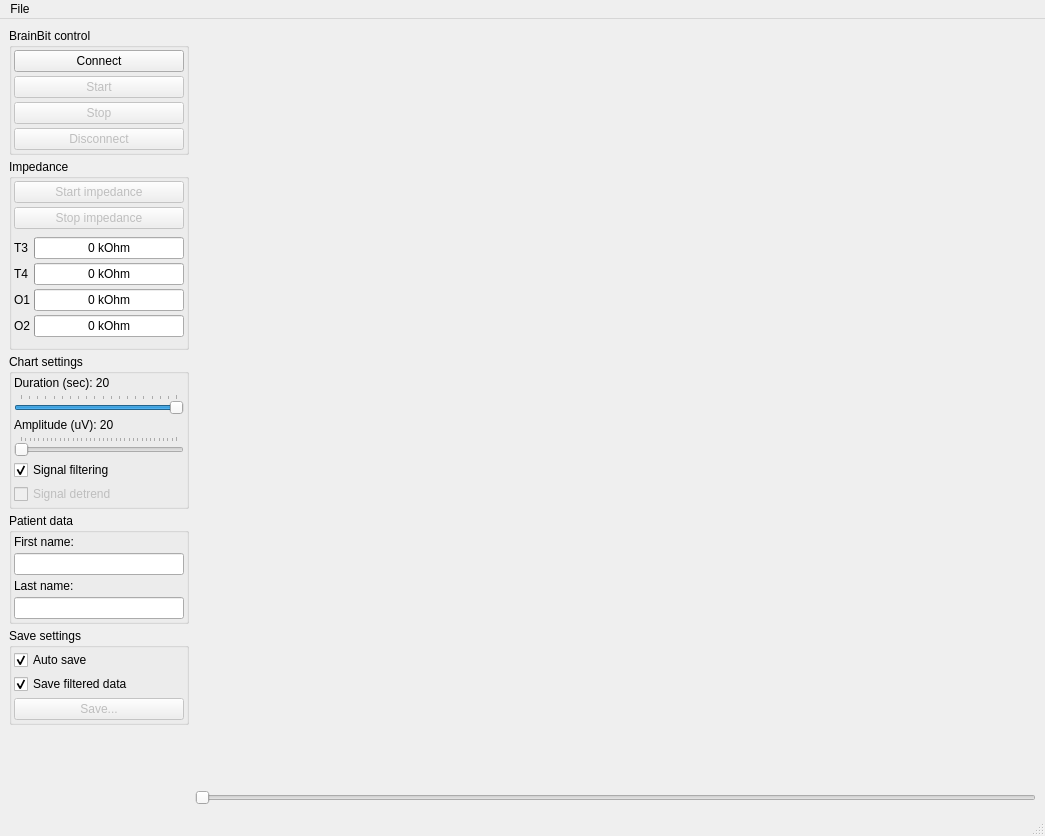
Qt form UI/mainwindow.ui (ZarkSPb/BB_Python) before a commit.
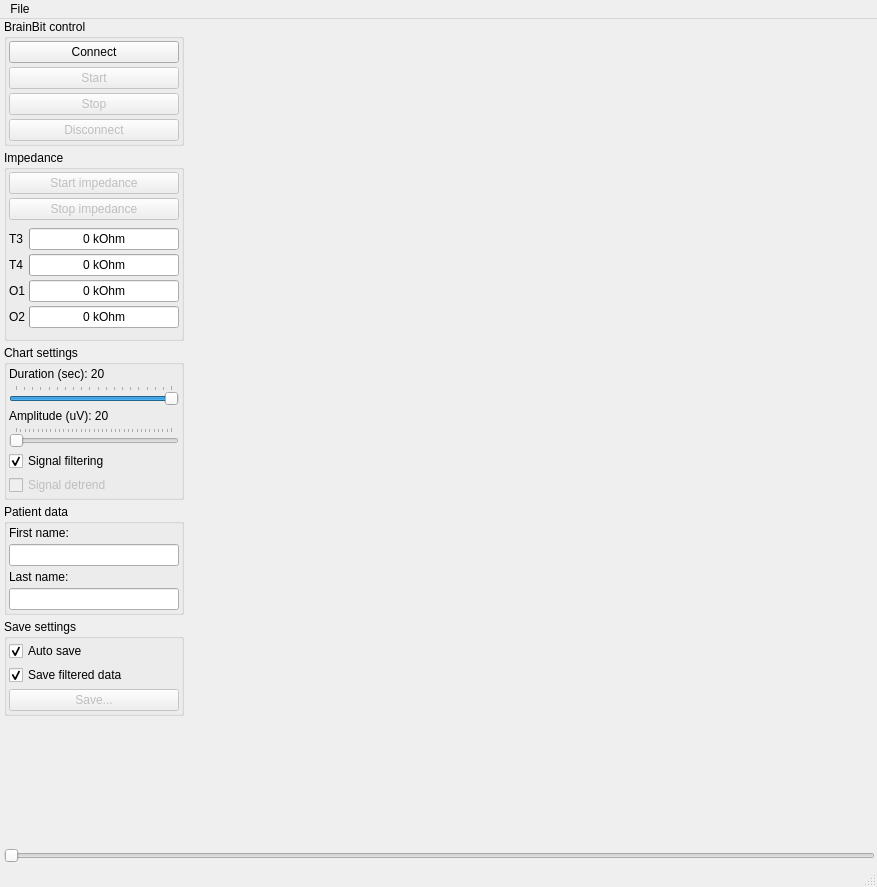
The same form after that commit.

What changed in the file:
```diff
--- a/UI/mainwindow.ui
+++ b/UI/mainwindow.ui
@@ -6,15 +6,30 @@
    <rect>
     <x>0</x>
     <y>0</y>
-    <width>1045</width>
-    <height>836</height>
+    <width>877</width>
+    <height>887</height>
    </rect>
   </property>
   <property name="windowTitle">
    <string>BrainBit</string>
   </property>
   <widget class="QWidget" name="centralwidget">
-   <layout class="QGridLayout" name="gridLayout">
+   <layout class="QGridLayout" name="gridLayout" rowstretch="0,0">
+    <property name="leftMargin">
+     <number>4</number>
+    </property>
+    <property name="topMargin">
+     <number>0</number>
+    </property>
+    <property name="rightMargin">
+     <number>2</number>
+    </property>
+    <property name="bottomMargin">
+     <number>2</number>
+    </property>
+    <property name="spacing">
+     <number>2</number>
+    </property>
     <item row="0" column="0">
      <widget class="QWidget" name="WidgetControl" native="true">
       <property name="minimumSize">
@@ -609,9 +624,28 @@
       </layout>
      </widget>
     </item>
+    <item row="1" column="0" colspan="2">
+     <widget class="QSlider" name="SliderChart">
+      <property name="enabled">
+       <bool>false</bool>
+      </property>
+      <property name="maximum">
+       <number>200</number>
+      </property>
+      <property name="singleStep">
+       <number>1</number>
+      </property>
+      <property name="orientation">
+       <enum>Qt::Horizontal</enum>
+      </property>
+      <property name="tickPosition">
+       <enum>QSlider::NoTicks</enum>
+      </property>
+     </widget>
+    </item>
     <item row="0" column="1">
-     <widget class="QWidget" name="widget_7" native="true">
-      <layout class="QVBoxLayout" name="verticalLayout_2">
+     <widget class="QWidget" name="WidgetCharts" native="true">
+      <layout class="QVBoxLayout" name="LayoutCharts">
        <property name="spacing">
         <number>0</number>
        </property>
@@ -627,49 +661,6 @@
        <property name="bottomMargin">
         <number>0</number>
        </property>
-       <item>
-        <widget class="QWidget" name="WidgetCharts" native="true">
-         <property name="toolTipDuration">
-          <number>-1</number>
-         </property>
-         <layout class="QVBoxLayout" name="LayoutCharts">
-          <property name="spacing">
-           <number>0</number>
-          </property>
-          <property name="leftMargin">
-           <number>0</number>
-          </property>
-          <property name="topMargin">
-           <number>0</number>
-          </property>
-          <property name="rightMargin">
-           <number>0</number>
-          </property>
-          <property name="bottomMargin">
-           <number>0</number>
-          </property>
-         </layout>
-        </widget>
-       </item>
-       <item>
-        <widget class="QSlider" name="SliderChart">
-         <property name="enabled">
-          <bool>false</bool>
-         </property>
-         <property name="maximum">
-          <number>200</number>
-         </property>
-         <property name="singleStep">
-          <number>1</number>
-         </property>
-         <property name="orientation">
-          <enum>Qt::Horizontal</enum>
-         </property>
-         <property name="tickPosition">
-          <enum>QSlider::NoTicks</enum>
-         </property>
-        </widget>
-       </item>
       </layout>
      </widget>
     </item>
@@ -680,7 +671,7 @@
     <rect>
      <x>0</x>
      <y>0</y>
-     <width>1045</width>
+     <width>877</width>
      <height>22</height>
     </rect>
    </property>
```
